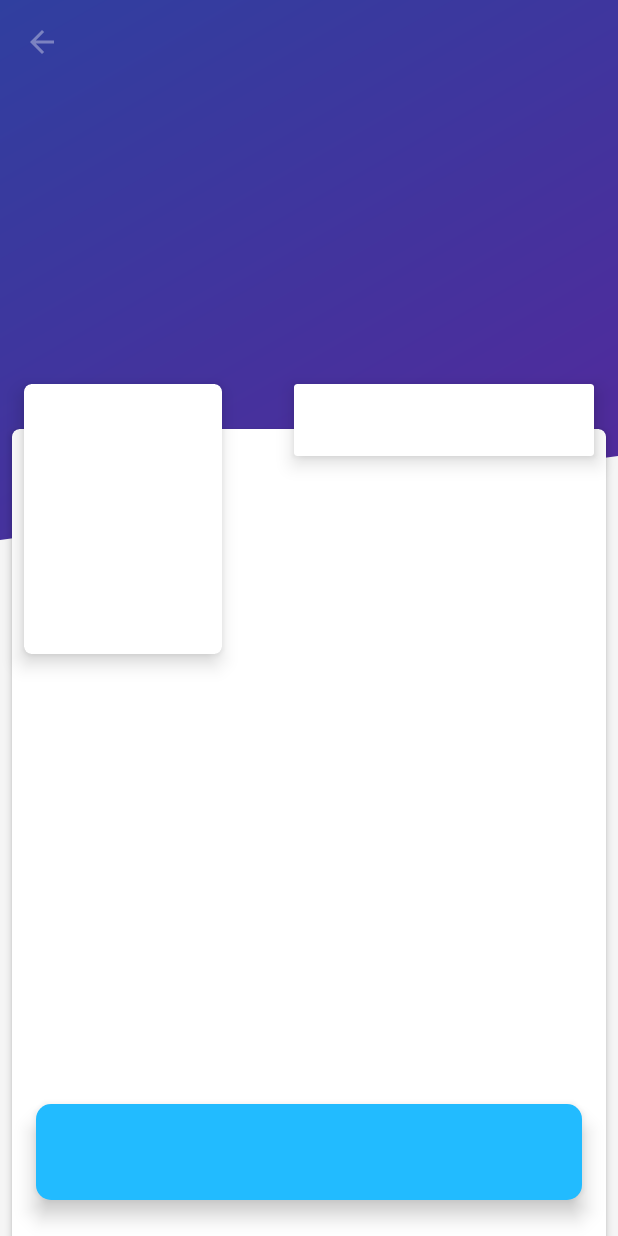
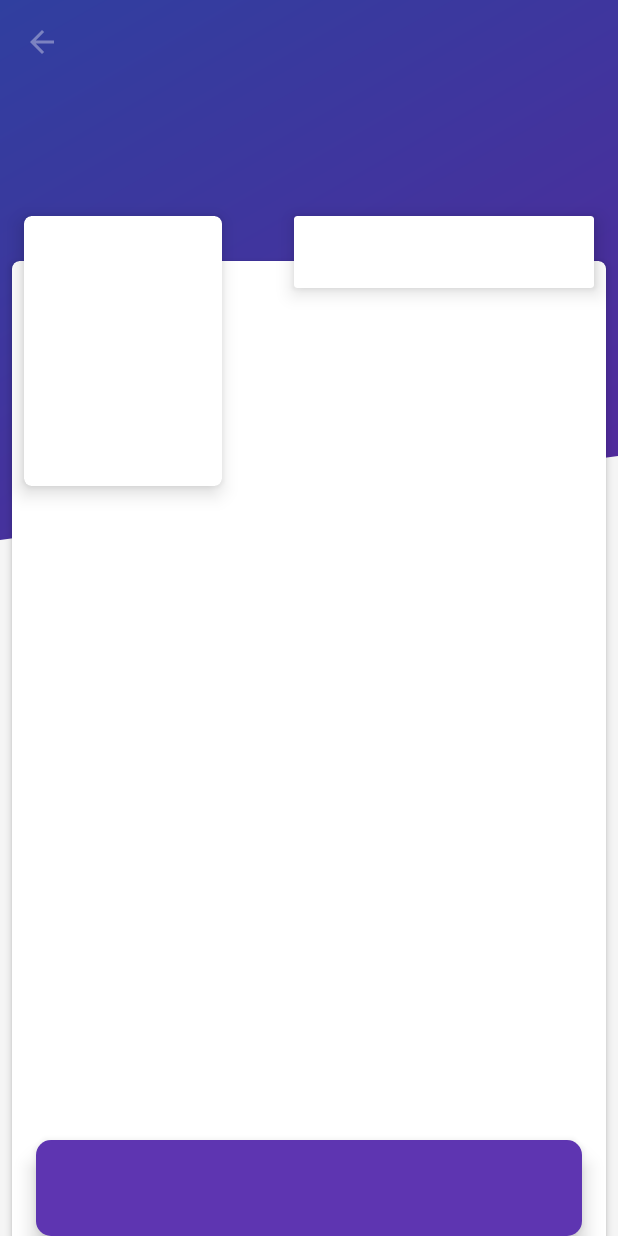
Before and after one commit to mbarta/scr-redesign, an Android app: the ContactDetailActivity screen opened directly, with no data from a screen before it, on a phone screen of 412 x 824 dp. Run offline under Robolectric (Android 15) with nearby library versions, the phone set to English and light mode, and no system bars; our stand-ins replace Picasso; 7 statements that could not run were skipped.

Commit message:
Detail: contact button animation

```diff
--- a/app/src/main/java/me/barta/stayintouch/contactdetail/ContactDetailActivity.kt
+++ b/app/src/main/java/me/barta/stayintouch/contactdetail/ContactDetailActivity.kt
@@ -5,6 +5,7 @@ import android.os.Bundle
 import android.support.design.widget.AppBarLayout
 import android.support.v4.content.ContextCompat
 import android.view.MenuItem
+import android.view.animation.AnimationUtils
 import com.squareup.picasso.Callback
 import com.squareup.picasso.Picasso
 import kotlinx.android.synthetic.main.activity_contact_detail.*
@@ -32,6 +33,7 @@ class ContactDetailActivity : MVPActivity<ContactDetailContract.View, ContactDet
     override fun onCreate(savedInstanceState: Bundle?) {
         super.onCreate(savedInstanceState)
         setContentView(R.layout.activity_contact_detail)
+
         supportPostponeEnterTransition()
 
         setUpViews()
@@ -107,5 +109,25 @@ class ContactDetailActivity : MVPActivity<ContactDetailContract.View, ContactDet
         nextContact.text = "Next contact: ${contact.nextContact}"
 
         frequency.text = contact.contactFreq
+
+
+    }
+
+    override fun onEnterAnimationComplete() {
+        super.onEnterAnimationComplete()
+
+//        val originalPos = contactButton.y
+//        contactButton.y = resources.displayMetrics.heightPixels
+
+        val slideAnim = AnimationUtils.loadAnimation(this, R.anim.slide_from_bottom)
+        contactButton.startAnimation(slideAnim)
+//
+//        val contactButtonAnimation = ObjectAnimator.ofFloat(contactButton, "y", resources.displayMetrics.heightPixels.toFloat(), 0f)
+//        with(contactButtonAnimation) {
+//            duration = 1000
+//            setEvaluator(FloatEvaluator())
+//            interpolator = AccelerateDecelerateInterpolator()
+//            start()
+//        }
     }
 }
--- /dev/null
+++ b/app/src/main/java/me/barta/stayintouch/views/ContactButtonScrollingBehavior.kt
@@ -0,0 +1,26 @@
+package me.barta.stayintouch.views
+
+import android.content.Context
+import android.support.design.widget.AppBarLayout
+import android.support.design.widget.CoordinatorLayout
+import android.util.AttributeSet
+import android.view.View
+import android.widget.LinearLayout
+
+internal class ContactButtonScrollingBehavior(context: Context, attrs: AttributeSet) : CoordinatorLayout.Behavior<LinearLayout>(context, attrs) {
+
+    override fun layoutDependsOn(parent: CoordinatorLayout?, child: LinearLayout?, dependency: View?): Boolean {
+        return dependency is AppBarLayout
+    }
+
+    override fun onDependentViewChanged(parent: CoordinatorLayout?, child: LinearLayout, dependency: View): Boolean {
+        if (dependency is AppBarLayout) {
+
+            val distanceToScroll = child.height
+
+            val ratio = dependency.y / distanceToScroll.toFloat()
+            child.translationY = -distanceToScroll * ratio
+        }
+        return true
+    }
+}
--- a/app/src/main/java/me/barta/stayintouch/views/TabLayoutMovingBehavior.kt
+++ b/app/src/main/java/me/barta/stayintouch/views/TabLayoutMovingBehavior.kt
@@ -7,7 +7,6 @@ import android.support.v4.view.ViewPager
 import android.util.AttributeSet
 import android.util.TypedValue
 import android.view.View
-
 import me.barta.stayintouch.R
 
 /**
--- /dev/null
+++ b/app/src/main/res/anim/slide_from_bottom.xml
@@ -0,0 +1,15 @@
+<?xml version="1.0" encoding="utf-8"?>
+<set xmlns:android="http://schemas.android.com/apk/res/android"
+    android:duration="@integer/list_anim_len_ms">
+
+    <translate
+        android:interpolator="@android:anim/accelerate_interpolator"
+        android:fromYDelta="100%p"
+        android:toYDelta="0" />
+
+    <alpha
+        android:fromAlpha="0.75"
+        android:toAlpha="1"
+        android:interpolator="@android:anim/accelerate_interpolator" />
+
+</set>
--- a/app/src/main/res/drawable/rectangle.xml
+++ b/app/src/main/res/drawable/rectangle.xml
@@ -1,6 +1,6 @@
 <?xml version="1.0" encoding="UTF-8"?>
 <shape xmlns:android="http://schemas.android.com/apk/res/android">
-    <solid android:color="@color/card_action_button" />
+    <solid android:color="@color/deep_purple600" />
     <corners android:radius="10dp" />
     <padding android:bottom="8dp"
         android:left="8dp"
--- a/app/src/main/res/layout/activity_contact_detail.xml
+++ b/app/src/main/res/layout/activity_contact_detail.xml
@@ -20,7 +20,7 @@
             android:id="@+id/collapsing_toolbar"
             android:layout_width="match_parent"
             android:layout_height="wrap_content"
-            app:contentScrim="@color/toolbar_gradient_start"
+            app:contentScrim="@color/indigo700"
             app:titleEnabled="false"
             app:layout_scrollFlags="scroll|exitUntilCollapsed">
 
@@ -32,8 +32,8 @@
                 <me.barta.stayintouch.views.ToolbarBackgroundView
                     android:id="@+id/toolbarArcBackground"
                     app:topMargin="?attr/actionBarSize"
-                    app:gradientColorStart="@color/toolbar_gradient_start"
-                    app:gradientColorEnd="@color/toolbar_gradient_end"
+                    app:gradientColorStart="@color/indigo700"
+                    app:gradientColorEnd="@color/purple800"
                     android:layout_width="match_parent"
                     android:layout_height="match_parent" />
 
@@ -56,7 +56,7 @@
         android:layout_width="match_parent"
         android:layout_height="match_parent"
         android:fillViewport="true"
-        app:behavior_overlapTop="128dp"
+        app:behavior_overlapTop="240dp"
         app:layout_behavior="@string/appbar_scrolling_view_behavior">
 
         <include
@@ -70,15 +70,13 @@
         android:id="@+id/contactButton"
         android:layout_width="match_parent"
         android:layout_height="64dp"
-        android:layout_marginBottom="24dp"
         android:layout_marginEnd="24dp"
         android:layout_marginStart="24dp"
         android:background="@drawable/rectangle"
-        android:clickable="true"
         android:elevation="8dp"
         app:layout_anchor="@id/scrollView"
         app:layout_anchorGravity="bottom|center_horizontal"
-
+        app:layout_behavior="me.barta.stayintouch.views.ContactButtonScrollingBehavior"
         android:orientation="horizontal" />
 
 </android.support.design.widget.CoordinatorLayout>
--- a/app/src/main/res/layout/activity_contact_list.xml
+++ b/app/src/main/res/layout/activity_contact_list.xml
@@ -30,8 +30,8 @@
                 <me.barta.stayintouch.views.ToolbarBackgroundView
                 android:id="@+id/toolbarArcBackground"
                 app:topMargin="?attr/actionBarSize"
-                app:gradientColorStart="@color/toolbar_gradient_start"
-                app:gradientColorEnd="@color/toolbar_gradient_end"
+                app:gradientColorStart="@color/indigo700"
+                app:gradientColorEnd="@color/purple800"
                 android:layout_width="match_parent"
                 android:layout_height="match_parent" />
 
--- /dev/null
+++ b/app/src/main/res/transition/default_window_fade.xml
@@ -0,0 +1,7 @@
+<?xml version="1.0" encoding="utf-8"?>
+<autoTransition xmlns:android="http://schemas.android.com/apk/res/android">
+    <targets>
+        <target android:excludeId="@android:id/statusBarBackground" />
+        <target android:excludeId="@android:id/navigationBarBackground" />
+    </targets>
+</autoTransition>
--- a/app/src/main/res/values/colors.xml
+++ b/app/src/main/res/values/colors.xml
@@ -4,16 +4,20 @@
     <color name="colorPrimaryDark">#303F9F</color>
     <color name="colorAccent">#FF4081</color>
 
-    <color name="colorTextPrimary">#424242</color>
-    <color name="colorTextSecondary">#9e9e9e</color>
+    <color name="grey800">#424242</color>
+    <color name="grey500">#9e9e9e</color>
 
     <color name="white">#ffffff</color>
     <color name="white_transparent">#5bffffff</color>
 
-    <color name="toolbar_gradient_start">#303F9F</color>
-    <color name="toolbar_gradient_end">#6a1b9a</color>
+    <color name="indigo700">#303F9F</color>
+    <color name="purple800">#6a1b9a</color>
 
-    <color name="card_action_button">#22bbff</color>
+    <color name="deep_purple600">#5e35b1</color>
+
+    <color name="red300">#e57373</color>
+    <color name="orange300">#ffb74d</color>
+    <color name="light_green300">#aed581</color>
 
     <color name="background">#f5f5f5</color>
 </resources>
--- a/app/src/main/res/values/styles.xml
+++ b/app/src/main/res/values/styles.xml
@@ -9,7 +9,8 @@
 
         <item name="android:windowBackground">@color/background</item>
         <item name="android:windowContentTransitions">true</item>
-
+        <item name="android:windowEnterTransition">@transition/default_window_fade</item>
+        <item name="android:windowExitTransition">@transition/default_window_fade</item>
     </style>
 
     <style name="AppTheme.NoActionBar" parent="AppTheme">
@@ -51,7 +52,7 @@
     <style name="ContactListItem" parent="CardView" />
 
     <style name="ContactListItem.PrimaryText" parent="TextAppearance.AppCompat.Medium">
-        <item name="android:textColor">@color/colorTextPrimary</item>
+        <item name="android:textColor">@color/grey800</item>
         <item name="android:textSize">20sp</item>
         <item name="android:fontFamily">"sans-serif"</item>
         <item name="android:textStyle">bold</item>
@@ -60,7 +61,7 @@
     </style>
 
     <style name="ContactListItem.SecondaryText" parent="TextAppearance.AppCompat">
-        <item name="android:textColor">@color/colorTextSecondary</item>
+        <item name="android:textColor">@color/grey500</item>
         <item name="android:textSize">14sp</item>
         <item name="android:fontFamily">"sans-serif-medium"</item>
         <item name="android:lines">1</item>
@@ -77,7 +78,7 @@
     </style>
 
     <style name="ContactListItem.ActionItem" parent="">
-        <item name="android:tint">@color/colorTextSecondary</item>
+        <item name="android:tint">@color/grey500</item>
         <item name="android:background">?attr/selectableItemBackgroundBorderless</item>
     </style>
 
```
